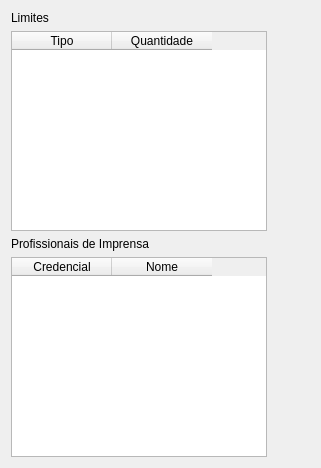
First picture: the form in buscaoi2.ui, repository zsinx6/elainethegoddess, before the edit.
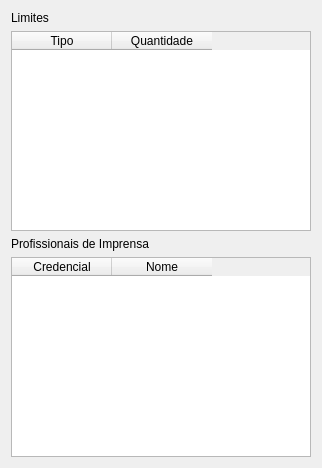
Second picture: the form after the edit.

Commit message: temp fix size issues in buscaoi2

What changed in the file:
```diff
--- a/buscaoi2.ui
+++ b/buscaoi2.ui
@@ -23,6 +23,12 @@
    </item>
    <item row="1" column="0">
     <widget class="QTableWidget" name="qlimites">
+     <property name="minimumSize">
+      <size>
+       <width>300</width>
+       <height>200</height>
+      </size>
+     </property>
      <column>
       <property name="text">
        <string>Tipo</string>
@@ -44,6 +50,12 @@
    </item>
    <item row="3" column="0">
     <widget class="QTableWidget" name="qpi">
+     <property name="minimumSize">
+      <size>
+       <width>300</width>
+       <height>200</height>
+      </size>
+     </property>
      <column>
       <property name="text">
        <string>Credencial</string>
```
The commit also changes 3 other files.
